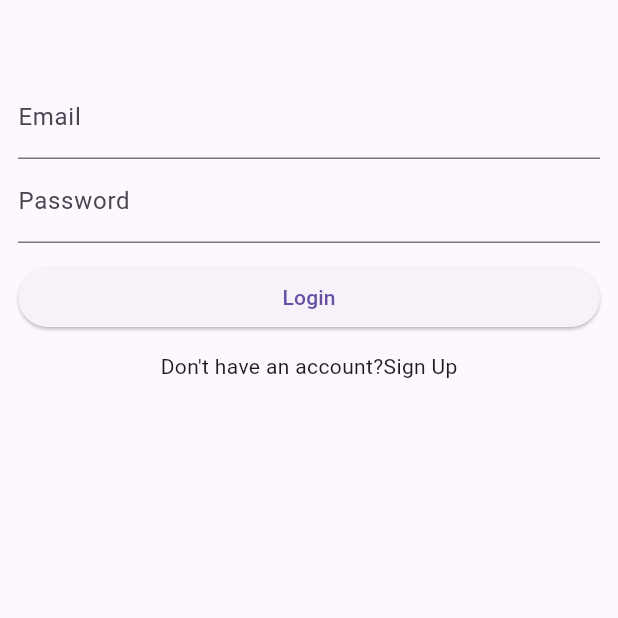
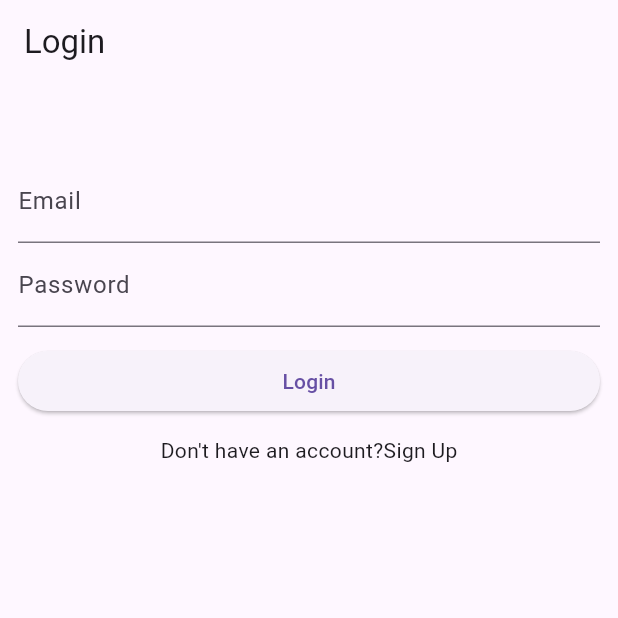
Before and after one commit to ShreekrishnaHegde/Auth_Flutter_Supabase, a Flutter app: the screen it shows after launch, on a phone screen of 412 x 824 dp, the top half of it. Run offline on Flutter 3.47's test engine with Material 3 defaults, Android fonts, the phone set to English and light mode, and no system bars; our stand-ins replace supabase_flutter; accounts and stored records are empty.

Commit message:
Final Developemnt Commit

```diff
--- a/lib/pages/login_page.dart
+++ b/lib/pages/login_page.dart
@@ -36,6 +36,7 @@ class _LoginPageState extends State<LoginPage> {
   @override
   Widget build(BuildContext context) {
     return Scaffold(
+      appBar: AppBar(title: const Text("Login"),),
       body: ListView(
         padding: const EdgeInsets.symmetric(horizontal: 12,vertical: 50),
         children: [
@@ -46,6 +47,7 @@ class _LoginPageState extends State<LoginPage> {
           TextField(
             controller: _passwordController,
             decoration: const InputDecoration(labelText: "Password"),
+            obscureText: true,
           ),
           const SizedBox(height: 12),
           ElevatedButton(
--- a/lib/pages/register_page.dart
+++ b/lib/pages/register_page.dart
@@ -45,14 +45,17 @@ class _RegisterPageState extends State<RegisterPage> {
           TextField(
             controller: _emailController,
             decoration: const InputDecoration(labelText: "Email"),
+
           ),
           TextField(
             controller: _passwordController,
             decoration: const InputDecoration(labelText: "Password"),
+            obscureText: true,
           ),
           TextField(
             controller: _confirmPasswordController,
             decoration: InputDecoration(labelText:"Confirm Password"),
+            obscureText: true,
           ),
           const SizedBox(height: 12),
           ElevatedButton(onPressed: signUp, child: Text("Sign Up")),
```
Also changed, not shown: lib/pages/profile_page.dart (+17 -1 lines).
